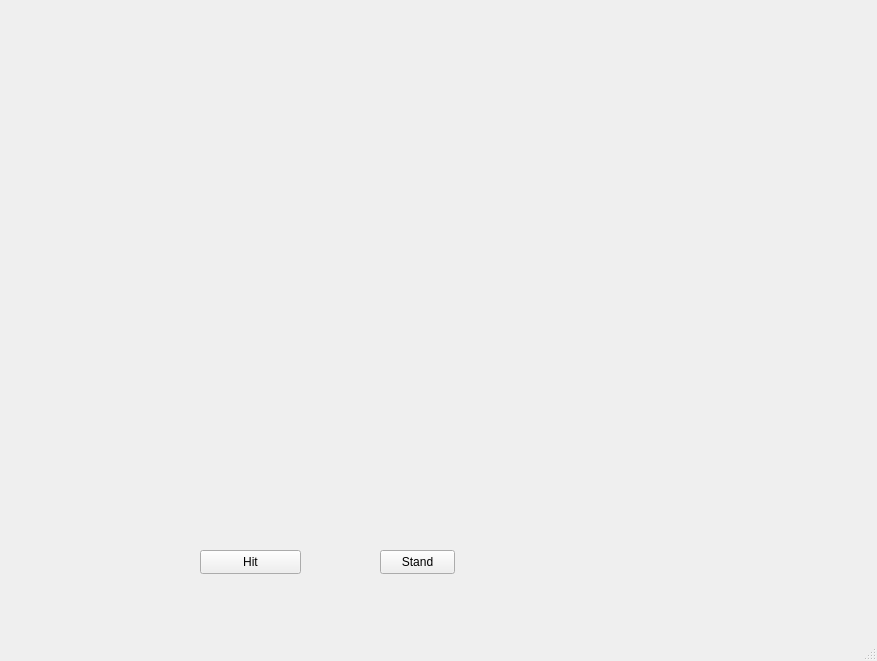
First picture: the form in mainwindow.ui, repository Eugene1703/BlackJack_QT, before the edit.
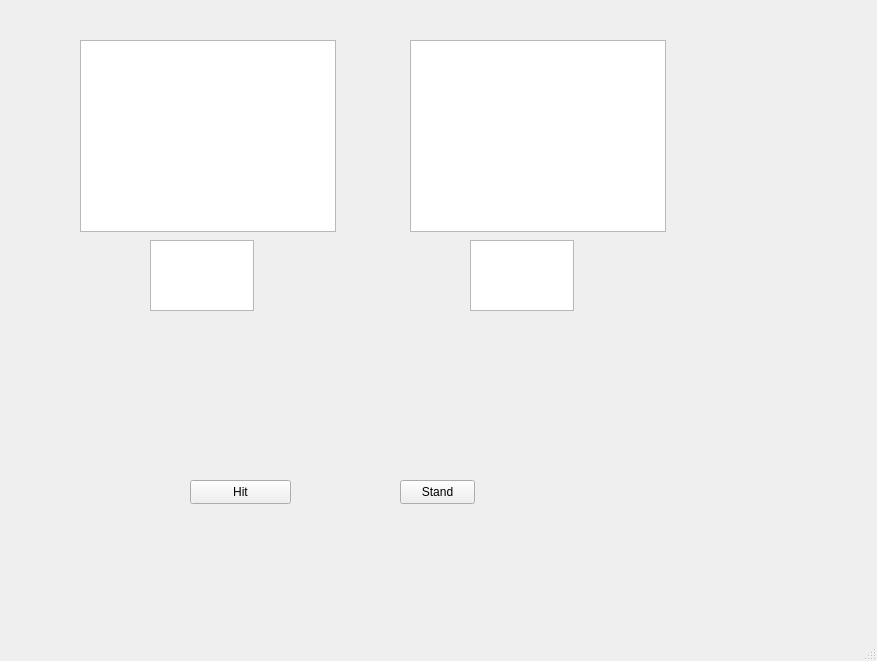
Second picture: the form after the edit.

Commit message: Print cards and score in listWisget

```diff
--- a/mainwindow.ui
+++ b/mainwindow.ui
@@ -17,8 +17,8 @@
    <widget class="QPushButton" name="hitPushButton">
     <property name="geometry">
      <rect>
-      <x>200</x>
-      <y>550</y>
+      <x>190</x>
+      <y>480</y>
       <width>101</width>
       <height>24</height>
      </rect>
@@ -30,8 +30,8 @@
    <widget class="QPushButton" name="standPushButton">
     <property name="geometry">
      <rect>
-      <x>380</x>
-      <y>550</y>
+      <x>400</x>
+      <y>480</y>
       <width>75</width>
       <height>24</height>
      </rect>
@@ -40,6 +40,46 @@
      <string>Stand</string>
     </property>
    </widget>
+   <widget class="QListWidget" name="playerListWidget">
+    <property name="geometry">
+     <rect>
+      <x>80</x>
+      <y>40</y>
+      <width>256</width>
+      <height>192</height>
+     </rect>
+    </property>
+   </widget>
+   <widget class="QListWidget" name="dealerListWidget">
+    <property name="geometry">
+     <rect>
+      <x>410</x>
+      <y>40</y>
+      <width>256</width>
+      <height>192</height>
+     </rect>
+    </property>
+   </widget>
+   <widget class="QTextEdit" name="playerTextEdit">
+    <property name="geometry">
+     <rect>
+      <x>150</x>
+      <y>240</y>
+      <width>104</width>
+      <height>71</height>
+     </rect>
+    </property>
+   </widget>
+   <widget class="QTextEdit" name="dealerTextEdit">
+    <property name="geometry">
+     <rect>
+      <x>470</x>
+      <y>240</y>
+      <width>104</width>
+      <height>71</height>
+     </rect>
+    </property>
+   </widget>
   </widget>
   <widget class="QMenuBar" name="menubar">
    <property name="geometry">
```
The commit also changes 4 other files.
